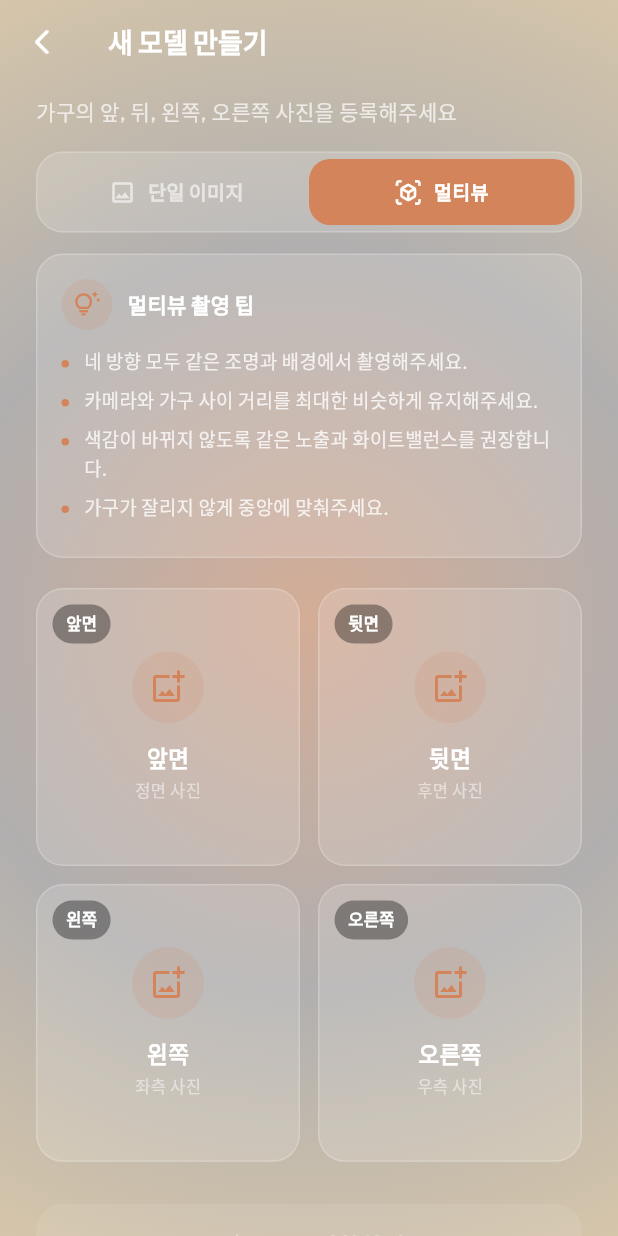
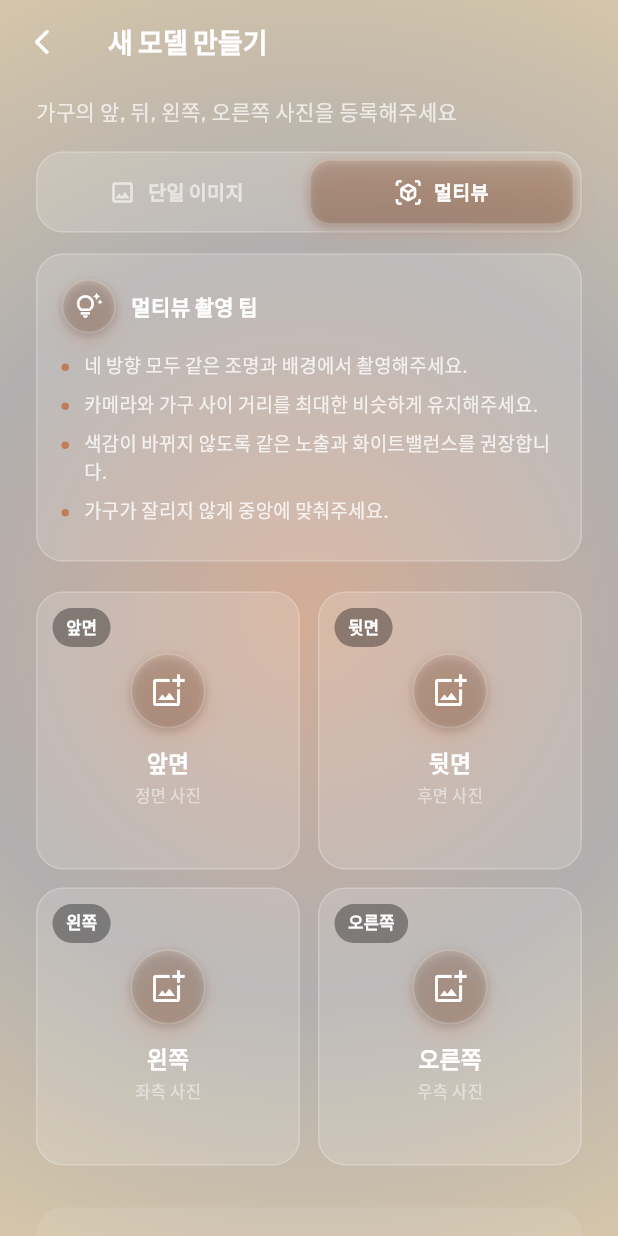
Before and after one commit to sseongyunn/20261R0136COSE45700, a Flutter app: the UploadScreen screen opened directly, after a tap on "멀티뷰", on a phone screen of 412 x 824 dp. Run offline on Flutter 3.47's test engine with Material 3 defaults, Android fonts, the phone set to English and light mode, and no system bars; our stand-ins replace gap, google_fonts, image_picker, shared_preferences; missing offline and left inert: arkit_plugin, model_viewer_plus; accounts and stored records are empty; network calls fail.

Commit message:
style: change button and loading indicator colors on upload, processing, and result screens

```diff
--- a/frontend/lib/screens/upload_screen.dart
+++ b/frontend/lib/screens/upload_screen.dart
@@ -466,11 +466,38 @@ class _ModeButton extends StatelessWidget {
       child: GestureDetector(
         onTap: onTap,
         child: AnimatedContainer(
-          duration: const Duration(milliseconds: 220),
+          duration: const Duration(milliseconds: 80),
           height: 44,
           decoration: BoxDecoration(
-            color: selected ? AppColors.primary : Colors.transparent,
+            gradient: selected
+                ? LinearGradient(
+                    colors: [
+                      const Color(0xFFBE6E43).withValues(alpha: 0.2),
+                      const Color(0xFF7A3916).withValues(alpha: 0.2),
+                    ],
+                    begin: Alignment.topCenter,
+                    end: Alignment.bottomCenter,
+                  )
+                : null,
             borderRadius: BorderRadius.circular(14),
+            border: Border.all(
+              color: selected ? Colors.white.withValues(alpha: 0.2) : Colors.transparent,
+              width: 1.2,
+            ),
+            boxShadow: selected
+                ? [
+                    BoxShadow(
+                      color: const Color(0xFFD4845A).withValues(alpha: 0.25),
+                      blurRadius: 14,
+                      offset: const Offset(0, 6),
+                    ),
+                    BoxShadow(
+                      color: Colors.black.withValues(alpha: 0.15),
+                      blurRadius: 4,
+                      offset: const Offset(0, 2),
+                    ),
+                  ]
+                : null,
           ),
           child: Row(
             mainAxisAlignment: MainAxisAlignment.center,
@@ -525,13 +552,36 @@ class _MultiviewGuide extends StatelessWidget {
               Container(
                 padding: const EdgeInsets.all(8),
                 decoration: BoxDecoration(
-                  color: AppColors.primary.withValues(alpha: 0.15),
+                  gradient: LinearGradient(
+                    colors: [
+                      const Color(0xFFBE6E43).withValues(alpha: 0.09),
+                      const Color(0xFF7A3916).withValues(alpha: 0.09),
+                    ],
+                    begin: Alignment.topCenter,
+                    end: Alignment.bottomCenter,
+                  ),
                   shape: BoxShape.circle,
+                  border: Border.all(
+                    color: Colors.white.withValues(alpha: 0.2),
+                    width: 1.2,
+                  ),
+                  boxShadow: [
+                    BoxShadow(
+                      color: const Color(0xFFD4845A).withValues(alpha: 0.25),
+                      blurRadius: 14,
+                      offset: const Offset(0, 6),
+                    ),
+                    BoxShadow(
+                      color: Colors.black.withValues(alpha: 0.15),
+                      blurRadius: 4,
+                      offset: const Offset(0, 2),
+                    ),
+                  ],
                 ),
                 child: const Icon(
                   Icons.tips_and_updates_outlined,
                   size: 18,
-                  color: AppColors.primary,
+                  color: Colors.white,
                 ),
               ),
               const Gap(10),
@@ -556,8 +606,8 @@ class _MultiviewGuide extends StatelessWidget {
                     width: 5,
                     height: 5,
                     margin: const EdgeInsets.only(top: 8, right: 10),
-                    decoration: const BoxDecoration(
-                      color: AppColors.primary,
+                    decoration: BoxDecoration(
+                      color: const Color(0xFFBE6E43).withValues(alpha: 0.8),
                       shape: BoxShape.circle,
                     ),
                   ),
@@ -657,12 +707,35 @@ class _ViewTile extends StatelessWidget {
                   Container(
                     padding: const EdgeInsets.all(12),
                     decoration: BoxDecoration(
-                      color: AppColors.primary.withValues(alpha: 0.15),
+                      gradient: LinearGradient(
+                        colors: [
+                          const Color(0xFFBE6E43).withValues(alpha: 0.09),
+                          const Color(0xFF7A3916).withValues(alpha: 0.09),
+                        ],
+                        begin: Alignment.topCenter,
+                        end: Alignment.bottomCenter,
+                      ),
                       shape: BoxShape.circle,
+                      border: Border.all(
+                        color: Colors.white.withValues(alpha: 0.2),
+                        width: 1.2,
+                      ),
+                      boxShadow: [
+                        BoxShadow(
+                          color: const Color(0xFFD4845A).withValues(alpha: 0.25),
+                          blurRadius: 14,
+                          offset: const Offset(0, 6),
+                        ),
+                        BoxShadow(
+                          color: Colors.black.withValues(alpha: 0.15),
+                          blurRadius: 4,
+                          offset: const Offset(0, 2),
+                        ),
+                      ],
                     ),
                     child: const Icon(
                       Icons.add_photo_alternate_outlined,
-                      color: AppColors.primary,
+                      color: Colors.white,
                       size: 24,
                     ),
                   ),
@@ -1068,7 +1141,10 @@ class _ConvertButton extends StatelessWidget {
           color: enabled ? null : Colors.white.withValues(alpha: 0.08),
           gradient: enabled
               ? const LinearGradient(
-                  colors: [AppColors.primary, AppColors.accent],
+                  colors: [
+                    Color(0xFFD1BAD2),
+                    Color(0xFF2884B8),
+                  ],
                   begin: Alignment.centerLeft,
                   end: Alignment.centerRight,
                 )
```
Also changed, not shown: frontend/lib/screens/processing_screen.dart (+10 -10 lines), frontend/lib/screens/result_screen.dart (+23 -4 lines).
